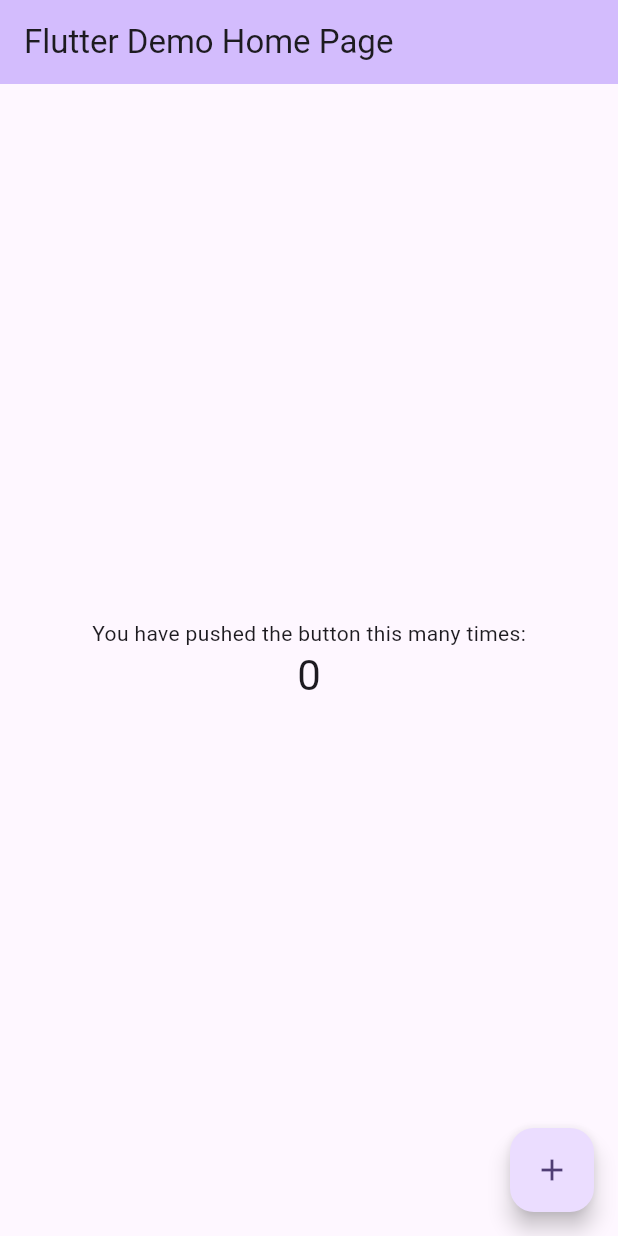
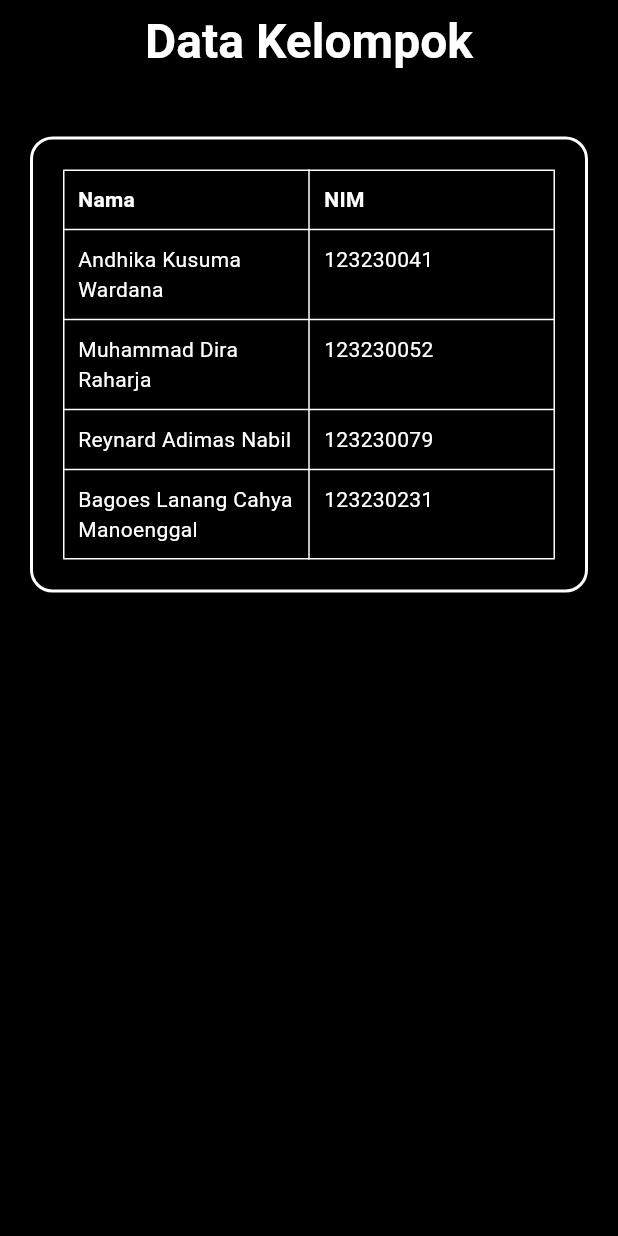
Before and after one commit to ReynardAdimas/TPM_Tugas2, a Flutter app: the screen it shows after launch, on a phone screen of 412 x 824 dp. Run offline on Flutter 3.47's test engine with Material 3 defaults, Android fonts, the phone set to English and light mode, and no system bars.

Commit message:
data kelompok add

```diff
--- a/lib/main.dart
+++ b/lib/main.dart
@@ -1,4 +1,5 @@
 import 'package:flutter/material.dart';
+import 'package:tpm_tugas2/pages/kelompok.dart';
 
 void main() {
   runApp(const MyApp());
@@ -30,7 +31,8 @@ class MyApp extends StatelessWidget {
         // tested with just a hot reload.
         colorScheme: .fromSeed(seedColor: Colors.deepPurple),
       ),
-      home: const MyHomePage(title: 'Flutter Demo Home Page'),
+      debugShowCheckedModeBanner: false,
+      home: KelompokPage(),
     );
   }
 }
--- a/lib/pages/kelompok.dart
+++ b/lib/pages/kelompok.dart
@@ -0,0 +1,165 @@
+import 'package:flutter/material.dart';
+
+class KelompokPage extends StatelessWidget {
+  const KelompokPage({super.key});
+
+  @override
+  Widget build(BuildContext context) {
+    return Scaffold(
+      appBar: AppBar(
+        backgroundColor: Colors.black,
+        centerTitle: true,
+        title: const Text(
+              "Data Kelompok",
+              style: TextStyle(
+                color: Colors.white,
+                fontSize: 32,
+                fontWeight: FontWeight.bold,
+              ),
+            ),
+      ),
+      backgroundColor: Colors.black,
+
+      body: Padding(
+        padding: const EdgeInsets.all(20),
+        child: Column(
+          crossAxisAlignment: CrossAxisAlignment.center,
+          children: [
+            /// HEADER
+
+
+            const SizedBox(height: 15),
+
+            /// KOTAK DATA
+            Container(
+              width: double.infinity,
+              padding: const EdgeInsets.all(20),
+
+              decoration: BoxDecoration(
+                border: Border.all(color: Colors.white, width: 2),
+                borderRadius: BorderRadius.circular(15),
+              ),
+
+              child: Table(
+                border: TableBorder.all(color: Colors.white),
+
+                children: const [
+                  /// HEADER TABEL
+                  TableRow(
+                    children: [
+                      Padding(
+                        padding: EdgeInsets.all(10),
+                        child: Text(
+                          "Nama",
+                          style: TextStyle(
+                            color: Colors.white,
+                            fontWeight: FontWeight.bold,
+                          ),
+                        ),
+                      ),
+
+                      Padding(
+                        padding: EdgeInsets.all(10),
+                        child: Text(
+                          "NIM",
+                          style: TextStyle(
+                            color: Colors.white,
+                            fontWeight: FontWeight.bold,
+                          ),
+                        ),
+                      ),
+                    ],
+                  ),
+
+                  /// DATA 1
+                  TableRow(
+                    children: [
+                      Padding(
+                        padding: EdgeInsets.all(10),
+                        child: Text(
+                          "Andhika Kusuma Wardana",
+                          style: TextStyle(color: Colors.white),
+                        ),
+                      ),
+
+                      Padding(
+                        padding: EdgeInsets.all(10),
+                        child: Text(
+                          "123230041",
+                          style: TextStyle(color: Colors.white),
+                        ),
+                      ),
+                    ],
+                  ),
+
+                  /// DATA 2
+                  TableRow(
+                    children: [
+                      Padding(
+                        padding: EdgeInsets.all(10),
+                        child: Text(
+                          "Muhammad Dira Raharja",
+                          style: TextStyle(color: Colors.white),
+                        ),
+                      ),
+
+                      Padding(
+                        padding: EdgeInsets.all(10),
+                        child: Text(
+                          "123230052",
+                          style: TextStyle(color: Colors.white),
+                        ),
+                      ),
+                    ],
+                  ),
+
+                  /// DATA 3
+                  TableRow(
+                    children: [
+                      Padding(
+                        padding: EdgeInsets.all(10),
+                        child: Text(
+                          "Reynard Adimas Nabil",
+                          style: TextStyle(color: Colors.white),
+                        ),
+                      ),
+
+                      Padding(
+                        padding: EdgeInsets.all(10),
+                        child: Text(
+                          "123230079",
+                          style: TextStyle(color: Colors.white),
+                        ),
+                      ),
+                    ],
+                  ),
+
+                  /// DATA 2
+                  TableRow(
+                    children: [
+                      Padding(
+                        padding: EdgeInsets.all(10),
+                        child: Text(
+                          "Bagoes Lanang Cahya Manoenggal",
+                          style: TextStyle(color: Colors.white),
+                        ),
+                      ),
+
+                      Padding(
+                        padding: EdgeInsets.all(10),
+                        child: Text(
+                          "123230231",
+                          style: TextStyle(color: Colors.white),
+                        ),
+                      ),
+                    ],
+                  ),
+                ],
+              ),
+            ),
+          ],
+        ),
+      ),
+    );
+  }
+}
```
